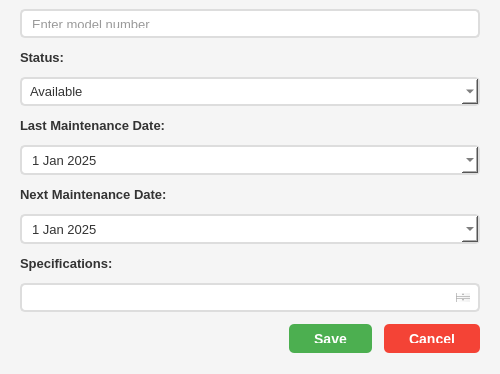
SmitProgrammer/TrackMill, file ui/machine_dialog.ui: the form before one commit; both pictures show x 0 to 500 and y 176 to 550 of the 500 by 550 pixel window.
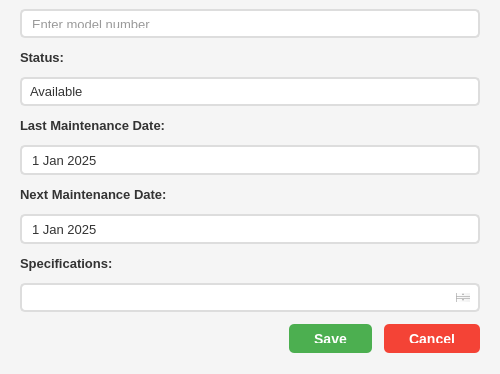
The form after the commit.

```diff
--- a/ui/machine_dialog.ui
+++ b/ui/machine_dialog.ui
@@ -36,7 +36,7 @@
     font-weight: bold;
 }
 
-QLineEdit, QTextEdit, QComboBox, QDateEdit {
+QLineEdit, QTextEdit, QSpinBox, QDoubleSpinBox {
     padding: 8px;
     border: 2px solid #ddd;
     border-radius: 5px;
@@ -49,6 +49,100 @@
     border: 2px solid #2196F3;
 }
 
+QComboBox {
+    padding: 8px;
+    border: 2px solid #ddd;
+    border-radius: 5px;
+    font-size: 13px;
+    background-color: white;
+    color: #333;
+}
+
+QComboBox:focus {
+    border: 2px solid #2196F3;
+}
+
+QComboBox::drop-down {
+    border: none;
+    width: 30px;
+}
+
+QComboBox::down-arrow {
+    image: none;
+    border-left: 5px solid transparent;
+    border-right: 5px solid transparent;
+    border-top: 5px solid #333;
+    margin-right: 10px;
+}
+
+QComboBox QAbstractItemView {
+    background-color: white;
+    color: #333;
+    selection-background-color: #2196F3;
+    selection-color: white;
+    border: 1px solid #ddd;
+}
+
+QDateEdit, QDateTimeEdit {
+    padding: 8px;
+    border: 2px solid #ddd;
+    border-radius: 5px;
+    font-size: 13px;
+    background-color: white;
+    color: #333;
+}
+
+QDateEdit:focus, QDateTimeEdit:focus {
+    border: 2px solid #2196F3;
+}
+
+QDateEdit::drop-down, QDateTimeEdit::drop-down {
+    border: none;
+    width: 30px;
+}
+
+QDateEdit::down-arrow, QDateTimeEdit::down-arrow {
+    image: none;
+    border-left: 5px solid transparent;
+    border-right: 5px solid transparent;
+    border-top: 5px solid #333;
+    margin-right: 10px;
+}
+
+QDateEdit QAbstractItemView, QDateTimeEdit QAbstractItemView {
+    background-color: white;
+    color: #333;
+    selection-background-color: #2196F3;
+    selection-color: white;
+}
+
+QCheckBox {
+    font-size: 13px;
+    color: #333;
+    spacing: 8px;
+}
+
+QCheckBox::indicator {
+    width: 20px;
+    height: 20px;
+    border: 2px solid #ddd;
+    border-radius: 3px;
+    background-color: white;
+}
+
+QCheckBox::indicator:checked {
+    background-color: #2196F3;
+    border-color: #2196F3;
+    image: none;
+}
+
+QCheckBox::indicator:checked:after {
+    content: "✓";
+    color: white;
+    font-size: 16px;
+    font-weight: bold;
+}
+
 QPushButton#btnSave {
     background-color: #4CAF50;
     color: white;
```
Left out of the diff: 2 changed lines with no effect on the pictures.
